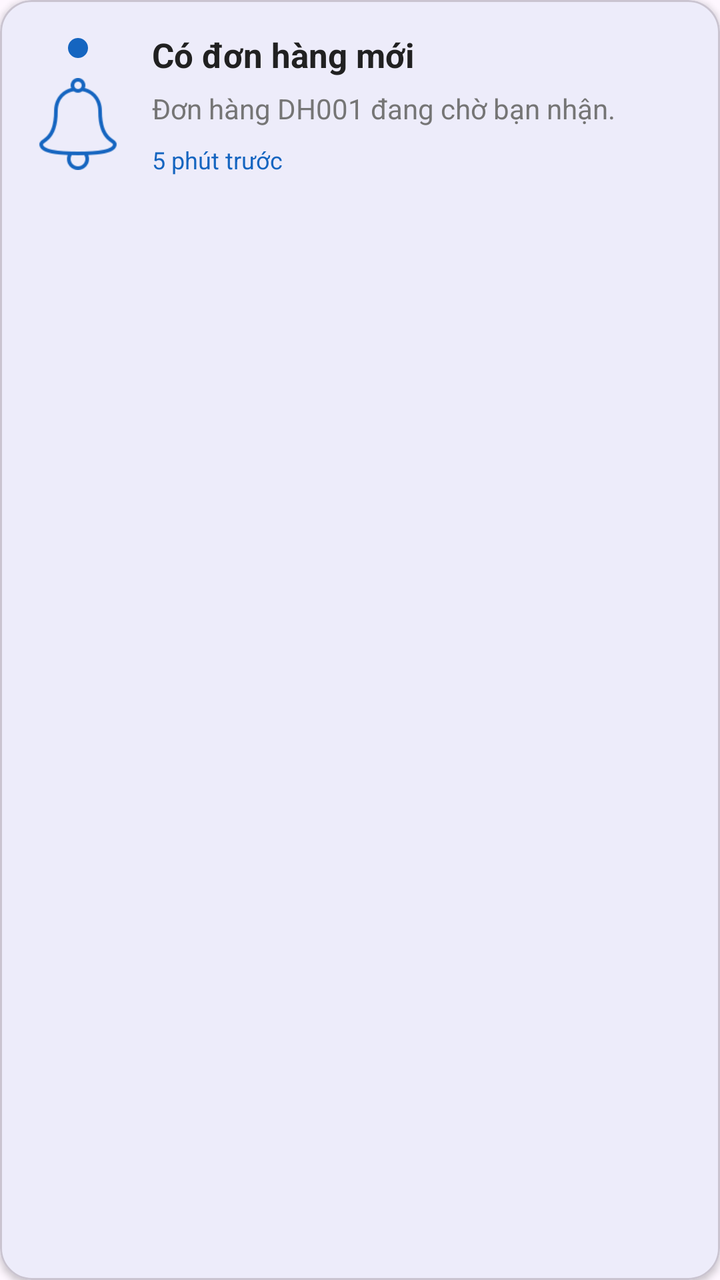
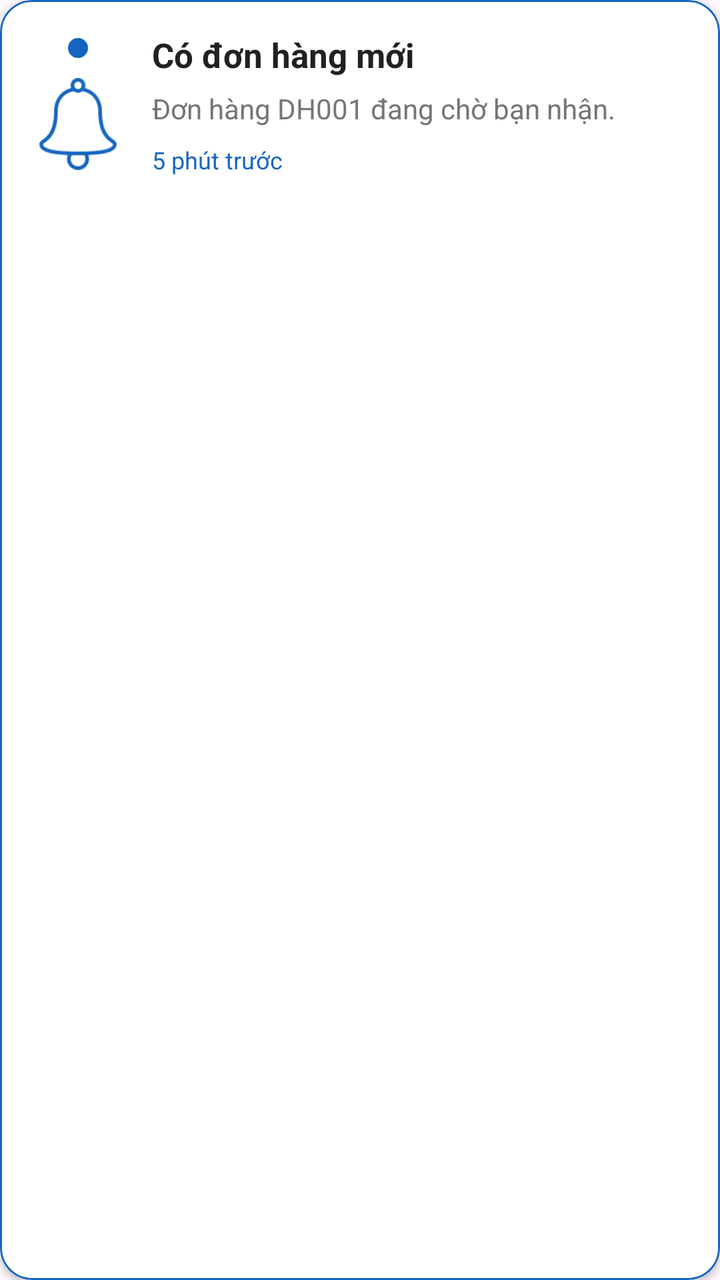

Two renders of the same Android screen: before a commit and after it. Below are the layout's source before the change and the commit's diff.
<!-- AndroidManifest.xml: application theme Theme.UDGH -->
<!-- res/layout/item_notification.xml -->
<?xml version="1.0" encoding="utf-8"?>
<com.google.android.material.card.MaterialCardView
    xmlns:android="http://schemas.android.com/apk/res/android"
    xmlns:app="http://schemas.android.com/apk/res-auto"
    android:layout_width="match_parent"
    android:layout_height="wrap_content"
    android:layout_marginBottom="12dp"
    app:cardCornerRadius="16dp"
    app:cardElevation="2dp">

    <LinearLayout
        android:layout_width="match_parent"
        android:layout_height="wrap_content"
        android:orientation="horizontal"
        android:padding="16dp">

        

        <LinearLayout
            android:layout_width="wrap_content"
            android:layout_height="match_parent"
            android:gravity="center"
            android:orientation="vertical">

            

            <View
                android:id="@+id/viewUnread"
                android:layout_width="10dp"
                android:layout_height="10dp"
                android:layout_marginBottom="10dp"
                android:background="@drawable/bg_unread_dot"/>

            

            <ImageView
                android:id="@+id/imgNotification"
                android:layout_width="46dp"
                android:layout_height="46dp"
                android:src="@drawable/icon_notifi"
                app:tint="@color/primary"/>

        </LinearLayout>
        

        <LinearLayout
            android:layout_width="0dp"
            android:layout_height="wrap_content"
            android:layout_weight="1"
            android:layout_marginStart="14dp"
            android:orientation="vertical">

            <TextView
                android:id="@+id/txtTitle"
                android:layout_width="wrap_content"
                android:layout_height="wrap_content"
                android:text="Có đơn hàng mới"
                android:textColor="@color/black"
                android:textSize="17sp"
                android:textStyle="bold"/>

            <TextView
                android:id="@+id/txtContent"
                android:layout_width="wrap_content"
                android:layout_height="wrap_content"
                android:layout_marginTop="6dp"
                android:text="Đơn hàng DH001 đang chờ bạn nhận."
                android:textColor="@color/gray"
                android:textSize="14sp"/>

            <TextView
                android:id="@+id/txtTime"
                android:layout_width="wrap_content"
                android:layout_height="wrap_content"
                android:layout_marginTop="8dp"
                android:text="5 phút trước"
                android:textColor="@color/primary"
                android:textSize="12sp"/>

        </LinearLayout>

    </LinearLayout>

</com.google.android.material.card.MaterialCardView>
<!-- resources referenced by this layout -->
<resources>
  <color name="black">#212121</color>
  <color name="gray">#757575</color>
  <color name="primary">#1565C0</color>
  <!-- drawable bg_unread_dot (drawable) -->
  <?xml version="1.0" encoding="utf-8"?>
  <shape xmlns:android="http://schemas.android.com/apk/res/android"
      android:shape="oval">
  
      <size
          android:width="10dp"
          android:height="10dp"/>
  
      <solid android:color="@color/primary"/>
  
  </shape>
  <!-- drawable icon_notifi: png bitmap (drawable, 1934 bytes) -->
  <style name="Theme.UDGH" parent="Base.Theme.UDGH" />
  <style name="Base.Theme.UDGH" parent="Theme.Material3.DayNight.NoActionBar">
          <item name="colorPrimary">@color/primary</item>
          <item name="colorPrimaryVariant">@color/primary_dark</item>
          <item name="android:statusBarColor">@color/primary_dark</item>
          <item name="android:windowLightStatusBar">false</item>
          <item name="android:navigationBarColor">@color/white</item>
          <item name="android:windowLightNavigationBar">true</item>
          
          
      </style>
  <color name="primary_dark">#0D47A1</color>
  <color name="white">#FFFFFF</color>
</resources>

<!-- the commit's change to res/layout/item_notification.xml (unified diff, before → after) -->
@@ -5,6 +5,9 @@
     android:layout_width="match_parent"
     android:layout_height="wrap_content"
     android:layout_marginBottom="12dp"
+    app:cardBackgroundColor="@color/white"
+    app:strokeColor="@color/primary"
+    app:strokeWidth="1dp"
     app:cardCornerRadius="16dp"
     app:cardElevation="2dp">
 
@@ -12,6 +15,7 @@
         android:layout_width="match_parent"
         android:layout_height="wrap_content"
         android:orientation="horizontal"
+        android:background="@color/white"
         android:padding="16dp">
 
         
